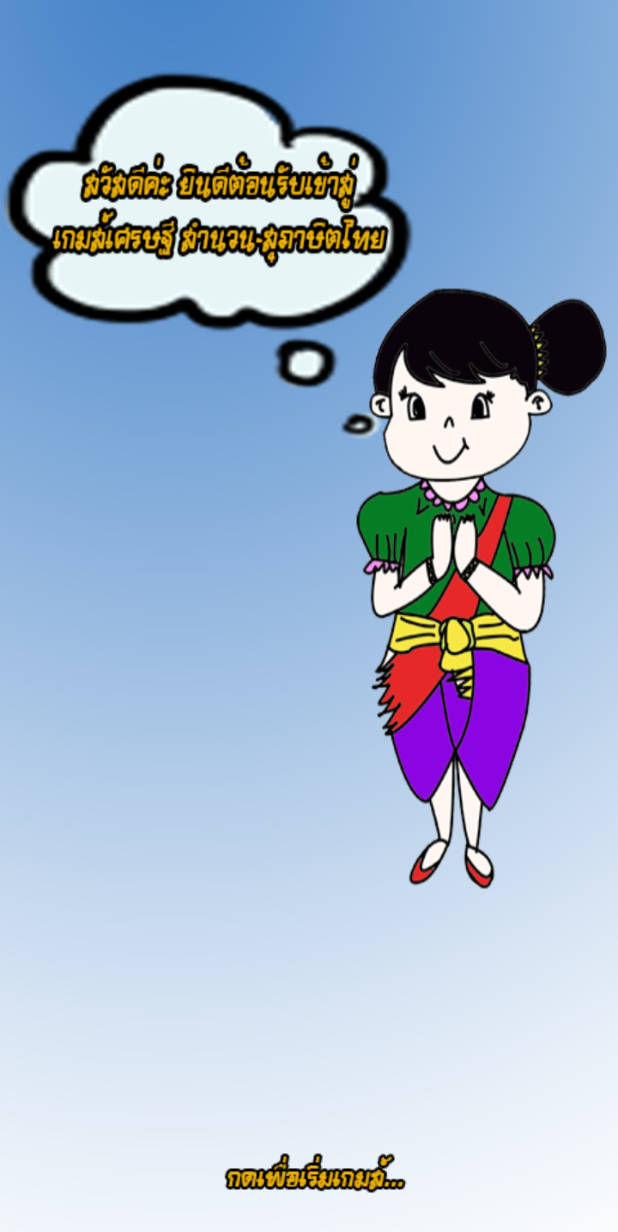
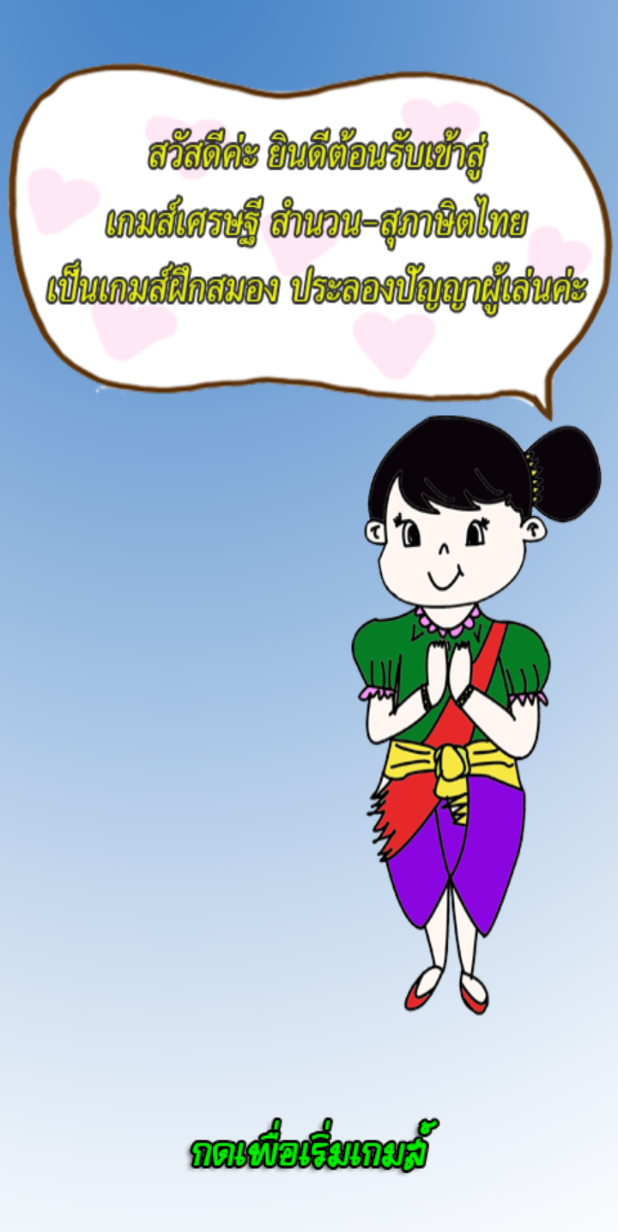
Before and after one commit to ParittaWongpiam/Game-Proverbs, an Android app: the WelcomeActivity screen opened directly, with no data from a screen before it, on a phone screen of 412 x 824 dp. Shown: the top 1232 px of the screen. Run offline under Robolectric (Android 15) with nearby library versions, the phone set to English and light mode, and no system bars.

Commit message:
Updet Welcome finish

```diff
--- a/app/src/main/res/layout/activity_welcome.xml
+++ b/app/src/main/res/layout/activity_welcome.xml
@@ -17,7 +17,7 @@
         android:layout_height="wrap_content"
         app:srcCompat="@drawable/startbt"
         android:id="@+id/imageView2"
+        android:layout_marginBottom="16dp"
         android:layout_alignParentBottom="true"
-        android:layout_centerHorizontal="true"
-        android:layout_marginTop="450dp" />
+        android:layout_centerHorizontal="true" />
 </RelativeLayout>
```
Also changed, not shown: app/src/main/res/drawable/startbt.png, app/src/main/res/drawable/welcome.png.
